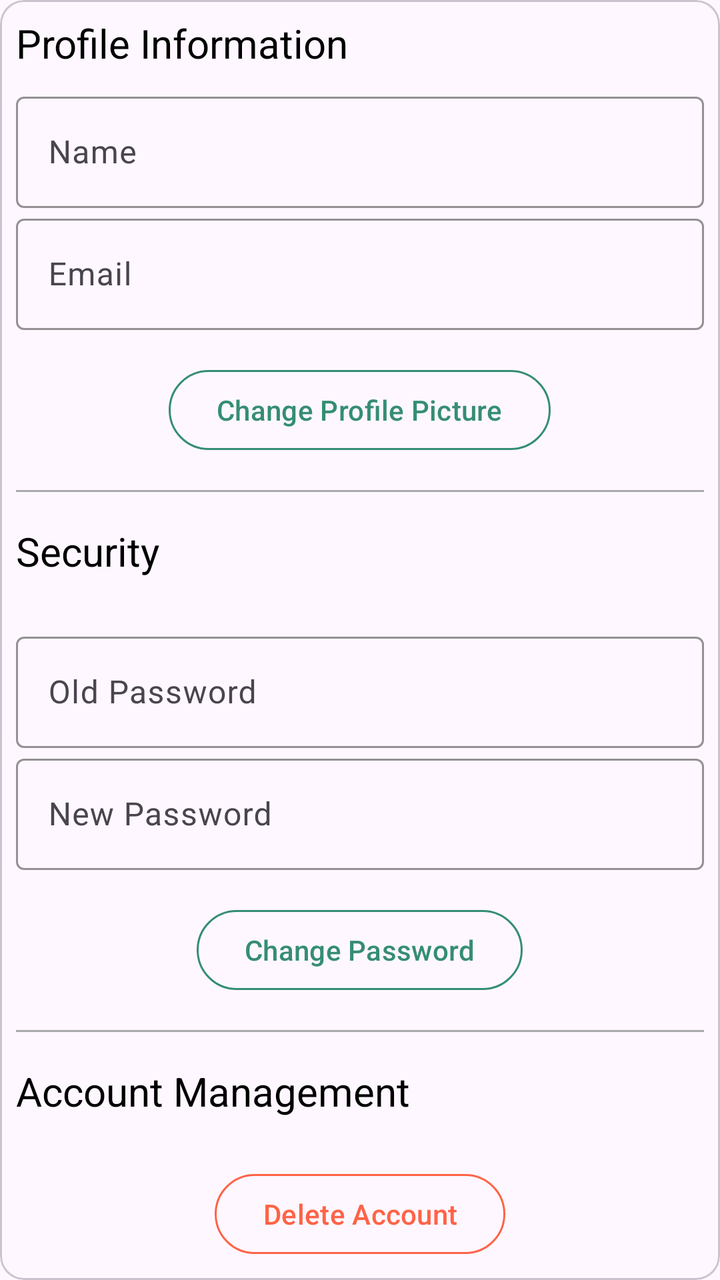
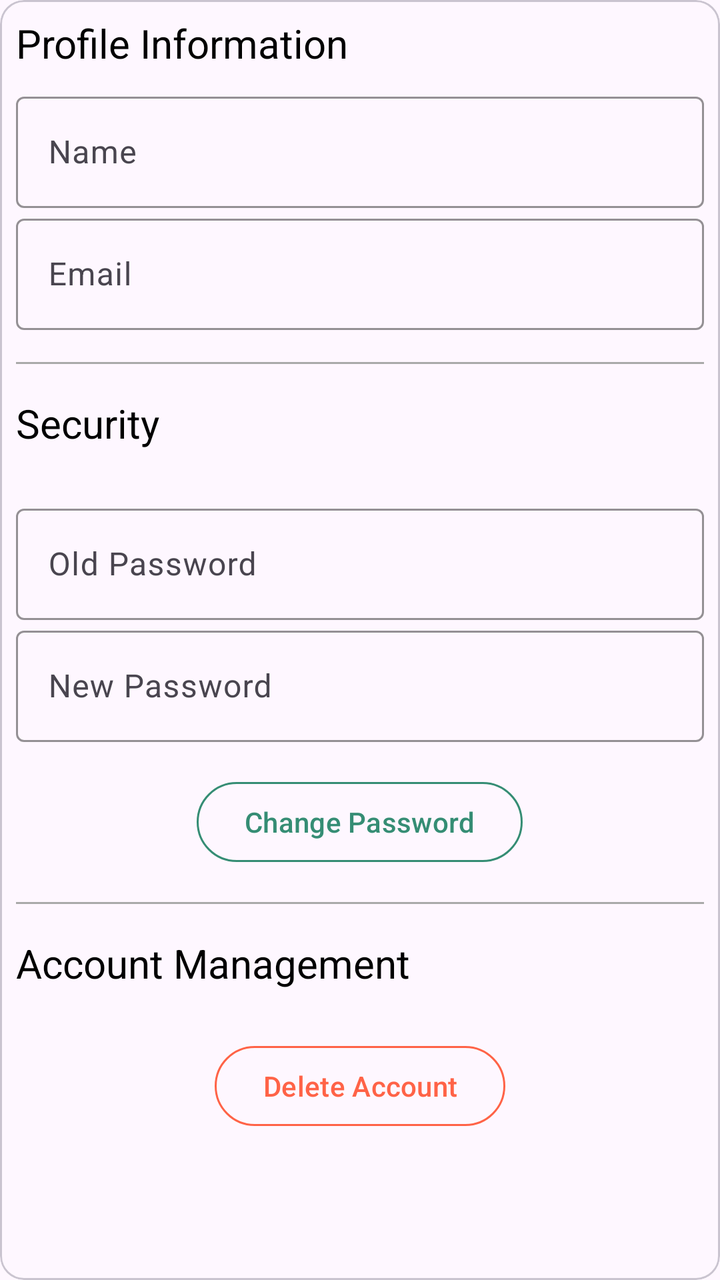

An Android layout rendered at two revisions. The XML below is the earlier revision; the diff shows what the commit changed to produce the second picture.
<!-- AndroidManifest.xml: application theme Theme.OffTheBeatenPath -->
<!-- res/layout/fragment_account.xml -->
<?xml version="1.0" encoding="utf-8"?>
<com.google.android.material.card.MaterialCardView xmlns:android="http://schemas.android.com/apk/res/android"
    xmlns:tools="http://schemas.android.com/tools"
    android:layout_width="match_parent"
    android:layout_height="match_parent"
    xmlns:app="http://schemas.android.com/apk/res-auto"
    android:padding="16dp"
    tools:context=".AccountFragment">

    <ScrollView
        android:layout_width="match_parent"
        android:layout_height="match_parent"
        android:padding="8dp">

        <LinearLayout
            android:layout_width="match_parent"
            android:layout_height="wrap_content"
            android:orientation="vertical">

            <com.google.android.material.textview.MaterialTextView
                android:layout_width="match_parent"
                android:layout_height="wrap_content"
                android:paddingBottom="8dp"
                android:text="@string/profile_information"
                android:textColor="@android:color/black"
                android:textSize="20sp" />

            <com.google.android.material.textfield.TextInputLayout
                android:layout_width="match_parent"
                android:layout_height="wrap_content"
                app:boxStrokeColor="@color/greenis"
                app:hintTextColor="@color/greenis"
                app:cursorColor="@color/greenis"
                android:hint="@string/name">

                <com.google.android.material.textfield.TextInputEditText
                    android:id="@+id/editTextName"
                    android:layout_width="match_parent"
                    android:layout_height="wrap_content" />
            </com.google.android.material.textfield.TextInputLayout>

            <com.google.android.material.textfield.TextInputLayout
                android:layout_width="match_parent"
                android:layout_height="wrap_content"
                app:boxStrokeColor="@color/greenis"
                app:hintTextColor="@color/greenis"
                app:cursorColor="@color/greenis"
                android:hint="@string/email">

                <com.google.android.material.textfield.TextInputEditText
                    android:id="@+id/editTextEmail"
                    android:layout_width="match_parent"
                    android:layout_height="wrap_content"
                    android:inputType="textEmailAddress" />
            </com.google.android.material.textfield.TextInputLayout>

            <com.google.android.material.button.MaterialButton
                android:id="@+id/buttonChangeProfilePicture"
                style="@style/Widget.Material3.Button.OutlinedButton"
                android:layout_width="wrap_content"
                android:layout_height="wrap_content"
                android:layout_gravity="center"
                android:layout_marginTop="16dp"
                android:text="@string/change_profile_pic"
                android:textColor="@color/greenis"
                app:strokeColor="@color/greenis"/>

            <View
                android:layout_width="match_parent"
                android:layout_height="1dp"
                android:layout_marginVertical="16dp"
                android:background="@android:color/darker_gray" />

            <com.google.android.material.textview.MaterialTextView
                android:layout_width="match_parent"
                android:layout_height="wrap_content"
                android:paddingBottom="8dp"
                android:text="@string/security"
                android:textColor="@android:color/black"
                android:textSize="20sp" />

            <com.google.android.material.textfield.TextInputLayout
                android:layout_width="match_parent"
                android:layout_height="wrap_content"
                app:boxStrokeColor="@color/greenis"
                app:hintTextColor="@color/greenis"
                app:cursorColor="@color/greenis"
                android:layout_marginTop="16dp"
                android:hint="@string/old_password">

                <com.google.android.material.textfield.TextInputEditText
                    android:id="@+id/editOldPassword"
                    android:layout_width="match_parent"
                    android:layout_height="wrap_content"
                    android:inputType="textEmailAddress" />
            </com.google.android.material.textfield.TextInputLayout>

            <com.google.android.material.textfield.TextInputLayout
                android:layout_width="match_parent"
                android:layout_height="wrap_content"
                app:boxStrokeColor="@color/greenis"
                app:hintTextColor="@color/greenis"
                app:cursorColor="@color/greenis"
                android:hint="@string/new_password">

                <com.google.android.material.textfield.TextInputEditText
                    android:id="@+id/editNewPassword"
                    android:layout_width="match_parent"
                    android:layout_height="wrap_content"
                    android:inputType="textEmailAddress" />
            </com.google.android.material.textfield.TextInputLayout>

            <com.google.android.material.button.MaterialButton
                android:id="@+id/buttonChangePassword"
                style="@style/Widget.Material3.Button.OutlinedButton"
                android:layout_width="wrap_content"
                android:layout_height="wrap_content"
                android:layout_gravity="center"
                android:layout_marginTop="16dp"
                android:text="@string/change_password"
                android:textColor="@color/greenis"
                app:strokeColor="@color/greenis"
                />

            <View
                android:layout_width="match_parent"
                android:layout_height="1dp"
                android:layout_marginVertical="16dp"
                android:background="@android:color/darker_gray" />

            <com.google.android.material.textview.MaterialTextView
                android:layout_width="match_parent"
                android:layout_height="wrap_content"
                android:paddingBottom="8dp"
                android:text="@string/account_management"
                android:textColor="@android:color/black"
                android:textSize="20sp" />

            <com.google.android.material.button.MaterialButton
                android:id="@+id/buttonDeleteAccount"
                style="@style/Widget.Material3.Button.OutlinedButton"
                android:layout_width="wrap_content"
                android:layout_height="wrap_content"
                android:layout_gravity="center"
                android:layout_marginTop="16dp"
                android:text="@string/delete_account"
                android:textColor="@color/tomato"
                app:strokeColor="@color/tomato"
                />

        </LinearLayout>
    </ScrollView>
</com.google.android.material.card.MaterialCardView>
<!-- resources referenced by this layout -->
<resources>
  <color name="greenis">#358D74</color>
  <color name="tomato">#FF6347</color>
  <string name="account_management">Account Management</string>
  <string name="change_password">Change Password</string>
  <string name="change_profile_pic">Change Profile Picture</string>
  <string name="delete_account">Delete Account</string>
  <string name="email">Email</string>
  <string name="name">Name</string>
  <string name="new_password">New Password</string>
  <string name="old_password">Old Password</string>
  <string name="profile_information">Profile Information</string>
  <string name="security">Security</string>
  <style name="Theme.OffTheBeatenPath" parent="Base.Theme.OffTheBeatenPath" />
  <style name="Base.Theme.OffTheBeatenPath" parent="Theme.Material3.DayNight.NoActionBar">
          
          
      </style>
</resources>

<!-- the commit's change to res/layout/fragment_account.xml (unified diff, before → after) -->
@@ -53,18 +53,7 @@
                     android:layout_height="wrap_content"
                     android:inputType="textEmailAddress" />
             </com.google.android.material.textfield.TextInputLayout>
-
-            <com.google.android.material.button.MaterialButton
-                android:id="@+id/buttonChangeProfilePicture"
-                style="@style/Widget.Material3.Button.OutlinedButton"
-                android:layout_width="wrap_content"
-                android:layout_height="wrap_content"
-                android:layout_gravity="center"
-                android:layout_marginTop="16dp"
-                android:text="@string/change_profile_pic"
-                android:textColor="@color/greenis"
-                app:strokeColor="@color/greenis"/>
-
+            
             <View
                 android:layout_width="match_parent"
                 android:layout_height="1dp"
<!-- resource entries referenced after the edit -->
@@ -4,7 +4,6 @@
   <color name="tomato">#FF6347</color>
   <string name="account_management">Account Management</string>
   <string name="change_password">Change Password</string>
-  <string name="change_profile_pic">Change Profile Picture</string>
   <string name="delete_account">Delete Account</string>
   <string name="email">Email</string>
   <string name="name">Name</string>
